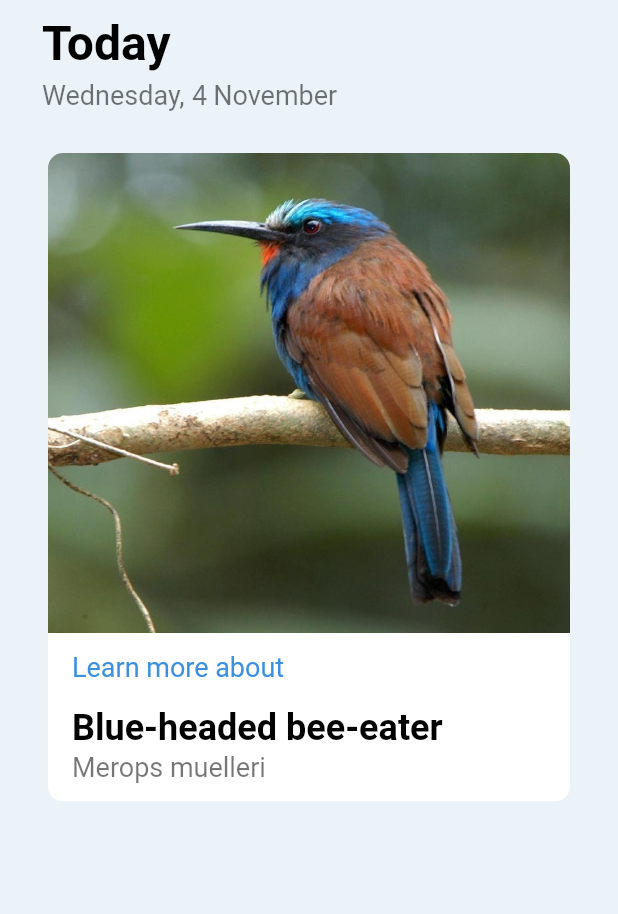
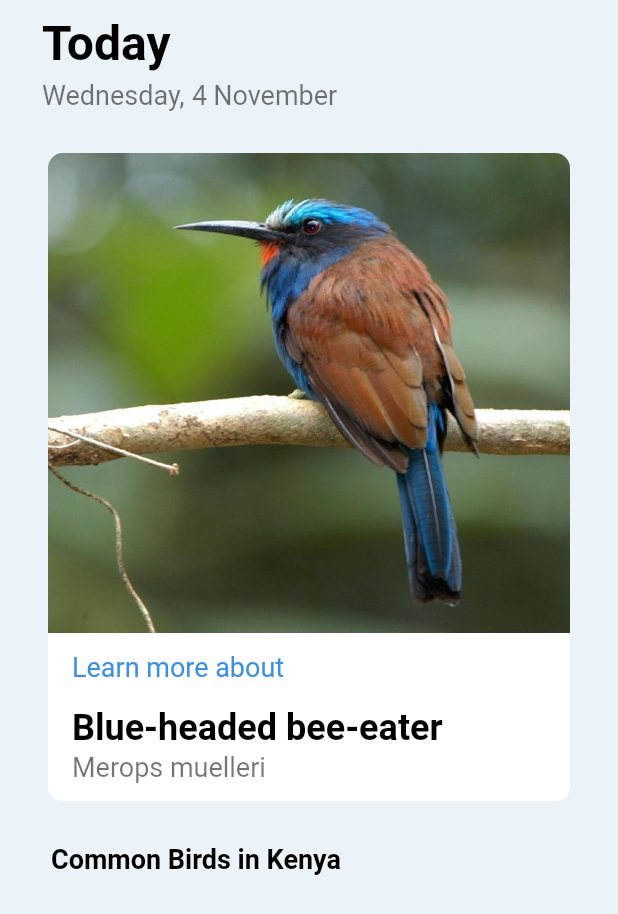
Before and after one commit to willshikami/birdcatalogue, a Flutter app: the screen it shows after launch, on a phone screen of 412 x 824 dp. Shown: the top 914 px of the screen. Run offline on Flutter 3.47's test engine with Material 2 defaults, Android fonts, the phone set to English and light mode, and no system bars; statements that could not run were skipped.

Commit message:
feat: common birds section scaffolding

```diff
--- a/lib/constants/apptheme.dart
+++ b/lib/constants/apptheme.dart
@@ -28,6 +28,10 @@ ThemeData appTheme() {
         fontSize: 18.0,
         fontStyle: FontStyle.normal,
       ),
+      headline4: TextStyle(
+        fontSize: 18.0,
+        fontWeight: FontWeight.bold,
+      ),
       bodyText1: TextStyle(
         fontSize: 14.0,
       ),
--- a/lib/ui/homepage.dart
+++ b/lib/ui/homepage.dart
@@ -1,3 +1,4 @@
+import 'package:birdcatalogue/widgets/common_birds.dart';
 import 'package:flutter/material.dart';
 
 import 'package:birdcatalogue/widgets/homepage_app_title.dart';
@@ -19,6 +20,7 @@ class HomePage extends StatelessWidget {
             children: [
               AppTitle(),
               BirdOfTheDay(),
+              CommonBirds(),
             ],
           ),
         ),
--- /dev/null
+++ b/lib/widgets/common_birds.dart
@@ -0,0 +1,28 @@
+import 'package:birdcatalogue/constants/apptheme.dart';
+import 'package:flutter/material.dart';
+
+class CommonBirds extends StatefulWidget {
+  _CommonBirdsState createState() => _CommonBirdsState();
+}
+
+class _CommonBirdsState extends State<CommonBirds> {
+  @override
+  Widget build(BuildContext context) {
+    return Container(
+      child: Column(
+        children: [
+          //Common birds title
+          Container(
+            margin: EdgeInsets.only(top: 24, left: 6),
+            child: Text(
+              'Common Birds in Kenya',
+              style: Theme.of(context).textTheme.headline4.copyWith(
+                    color: appTheme().textSelectionColor,
+                  ),
+            ),
+          )
+        ],
+      ),
+    );
+  }
+}
```
